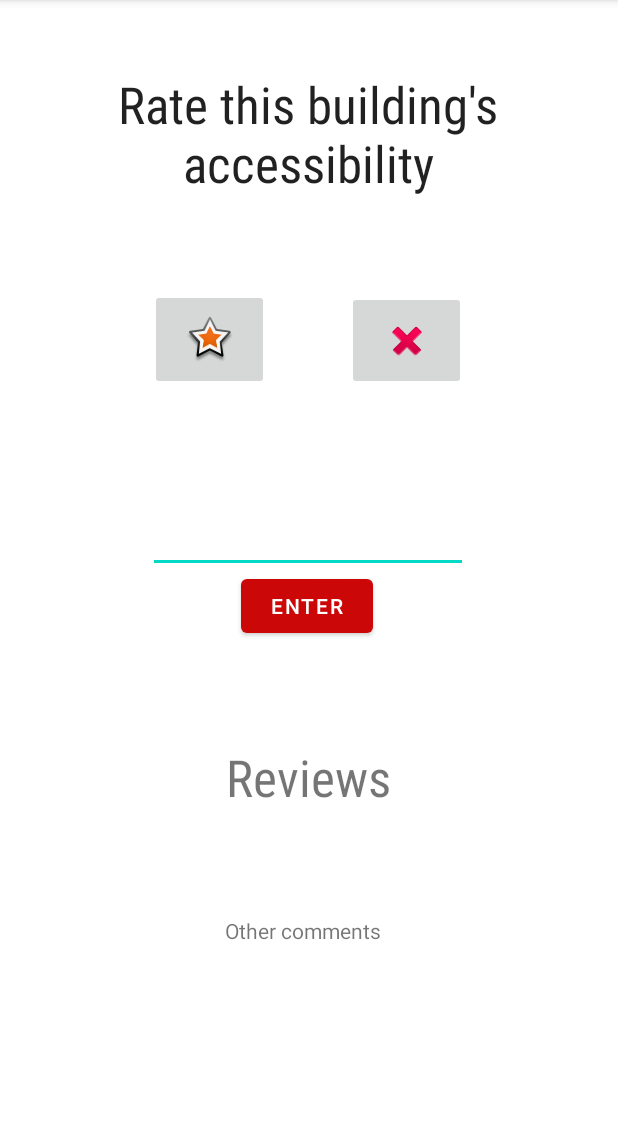
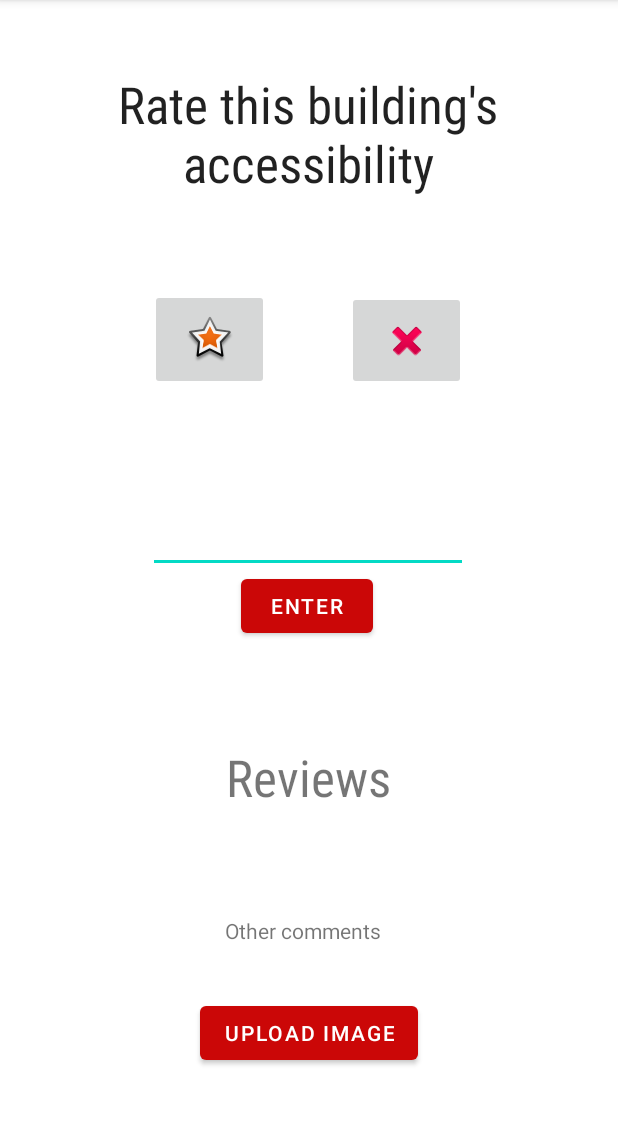
Before and after one commit to aqiburrahman/Team-1_SS12-Code-For-A-Cause_CSUN-Accessibility-Competition-Project, an Android app: the newreview screen opened directly, with no data from a screen before it, on a phone screen of 412 x 824 dp, the part 84-1209 px from its top. Run offline under Robolectric (Android 15) with nearby library versions, the phone set to English and light mode, and no system bars.

Commit message:
Add upload image

```diff
--- a/app/src/main/AndroidManifest.xml
+++ b/app/src/main/AndroidManifest.xml
@@ -9,6 +9,9 @@
         android:roundIcon="@mipmap/ic_launcher_round"
         android:supportsRtl="true"
         android:theme="@style/Theme.Team1">
+        <activity
+            android:name=".uploader"
+            android:exported="false" />
         <activity
             android:name=".loginActivity"
             android:exported="false" />
--- a/app/src/main/res/layout/activity_newreview.xml
+++ b/app/src/main/res/layout/activity_newreview.xml
@@ -45,6 +45,7 @@
         android:layout_marginStart="69dp"
         android:layout_marginTop="8dp"
         android:layout_marginBottom="8dp"
+        android:onClick="disableGreen"
         app:layout_constraintBottom_toTopOf="@+id/editTextTextPersonName"
         app:layout_constraintEnd_toEndOf="parent"
         app:layout_constraintHorizontal_bias="0.117"
@@ -60,6 +61,7 @@
         android:layout_marginStart="8dp"
         android:layout_marginTop="8dp"
         android:layout_marginBottom="8dp"
+        android:onClick="disableRed"
         app:layout_constraintBottom_toTopOf="@+id/editTextTextPersonName"
         app:layout_constraintEnd_toEndOf="parent"
         app:layout_constraintHorizontal_bias="0.688"
@@ -108,4 +110,17 @@
         app:layout_constraintStart_toStartOf="parent"
         app:layout_constraintTop_toTopOf="parent" />
 
+    <Button
+        android:id="@+id/button6"
+        android:layout_width="wrap_content"
+        android:layout_height="wrap_content"
+        android:layout_marginStart="106dp"
+        android:layout_marginEnd="106dp"
+        android:layout_marginBottom="55dp"
+        android:onClick="uploaderClick"
+        android:text="upload image"
+        app:layout_constraintBottom_toBottomOf="parent"
+        app:layout_constraintEnd_toEndOf="parent"
+        app:layout_constraintStart_toStartOf="parent" />
+
 </androidx.constraintlayout.widget.ConstraintLayout>
```
Also changed, not shown: app/src/main/java/com/example/team1/newreview.java (+18 -0 lines), app/src/main/java/com/example/team1/uploader.java (added, +77 -0 lines), app/src/main/res/layout/activity_login.xml (+5 -6 lines), app/src/main/res/layout/activity_uploadimage.xml (added, +31 -0 lines), app/src/main/res/drawable/ss12screenpic.jpg (added).
